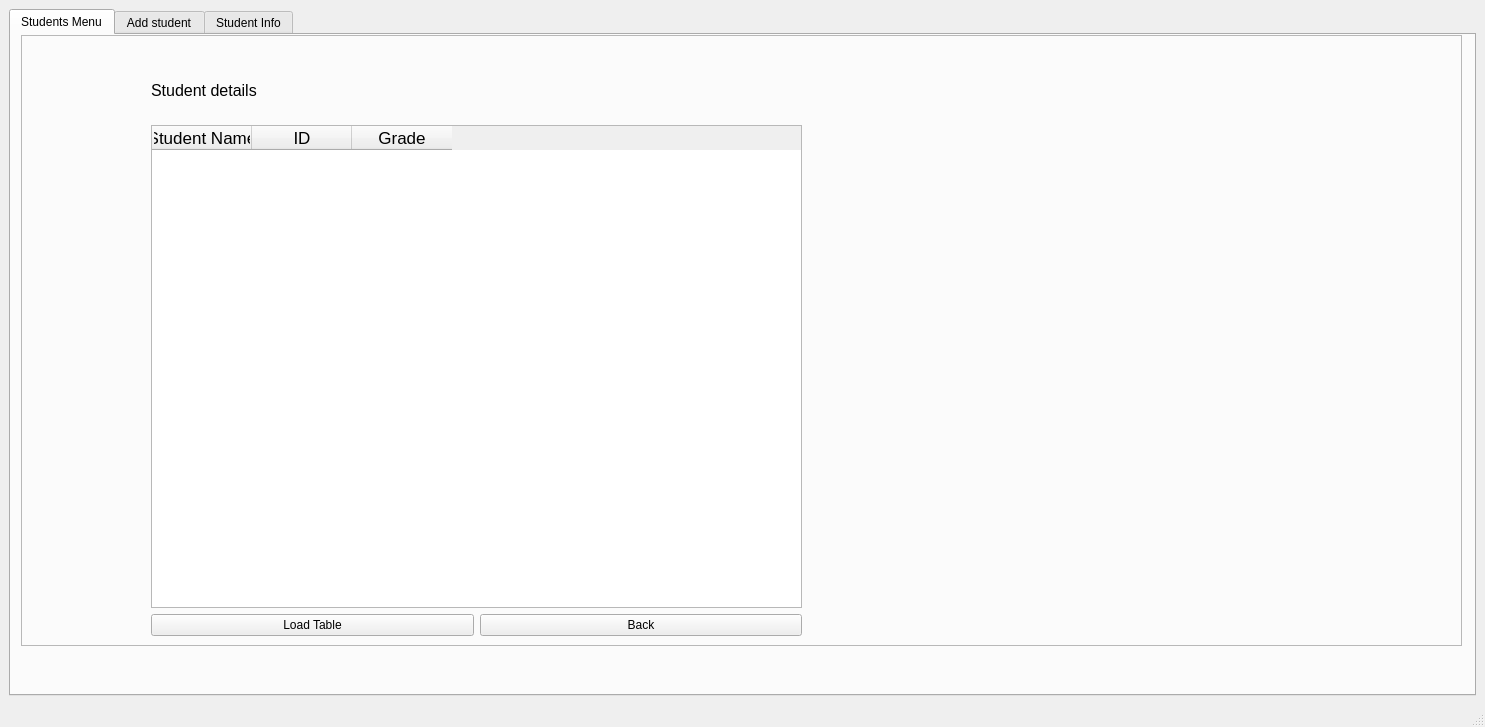
Before: the Qt Designer form Project/studmenu.ui in Youssef-Ashraf71/Learning_Managment_System, drawn with Qt 5.
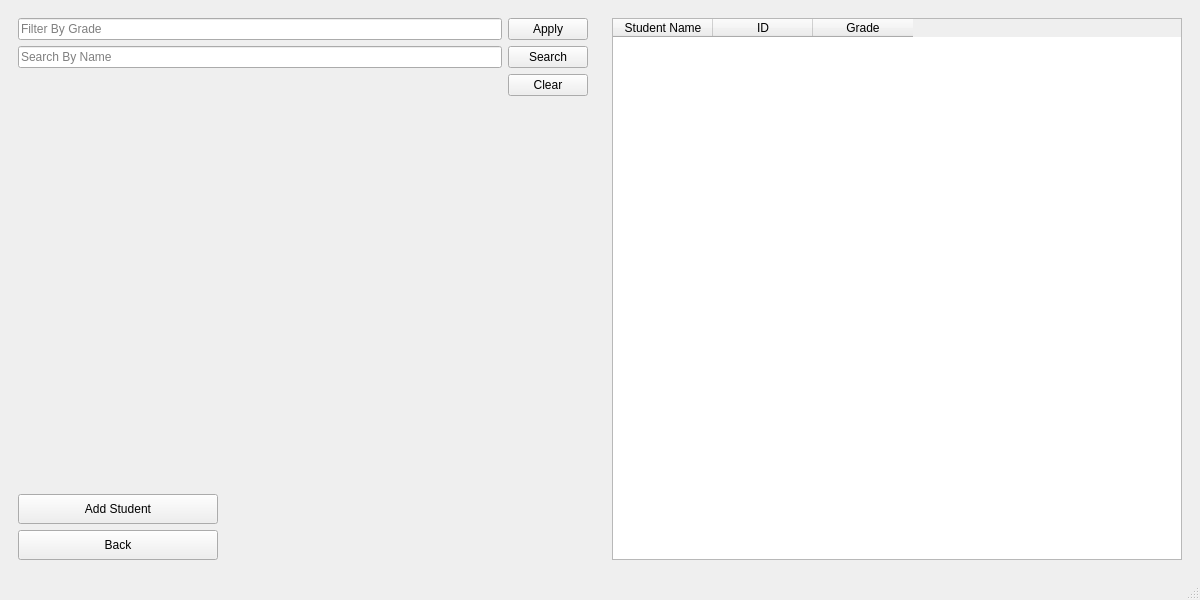
After: the same form once the commit is applied. The open tabs and pages were chosen to show the change.

Diff of the .ui file:
```diff
--- a/Project/studmenu.ui
+++ b/Project/studmenu.ui
@@ -6,8 +6,8 @@
    <rect>
     <x>0</x>
     <y>0</y>
-    <width>1485</width>
-    <height>727</height>
+    <width>1200</width>
+    <height>600</height>
    </rect>
   </property>
   <property name="windowTitle">
@@ -16,67 +16,85 @@
   <widget class="QWidget" name="centralwidget">
    <layout class="QHBoxLayout" name="horizontalLayout">
     <item>
-     <widget class="QTabWidget" name="tabWidget">
-      <property name="currentIndex">
-       <number>1</number>
-      </property>
-      <widget class="QWidget" name="studtab">
-       <attribute name="title">
-        <string>Students Menu</string>
-       </attribute>
-       <widget class="QFrame" name="frame1">
-        <property name="geometry">
-         <rect>
-          <x>10</x>
-          <y>0</y>
-          <width>1441</width>
-          <height>611</height>
-         </rect>
-        </property>
-        <property name="frameShape">
-         <enum>QFrame::StyledPanel</enum>
-        </property>
-        <property name="frameShadow">
-         <enum>QFrame::Raised</enum>
-        </property>
-        <widget class="QLabel" name="detlbl">
-         <property name="geometry">
-          <rect>
-           <x>130</x>
-           <y>40</y>
-           <width>191</width>
-           <height>31</height>
-          </rect>
-         </property>
-         <property name="text">
-          <string>&lt;html&gt;&lt;head/&gt;&lt;body&gt;&lt;p&gt;&lt;span style=&quot; font-size:12pt;&quot;&gt;Student details&lt;/span&gt;&lt;/p&gt;&lt;/body&gt;&lt;/html&gt;</string>
-         </property>
-        </widget>
-        <widget class="QWidget" name="">
-         <property name="geometry">
-          <rect>
-           <x>130</x>
-           <y>90</y>
-           <width>651</width>
-           <height>511</height>
-          </rect>
-         </property>
-         <layout class="QGridLayout" name="gridLayout">
-          <item row="1" column="0">
-           <widget class="QPushButton" name="loadbtn">
-            <property name="text">
-             <string>Load Table</string>
-            </property>
-           </widget>
-          </item>
-          <item row="1" column="1">
+     <layout class="QVBoxLayout" name="verticalLayout_4">
+      <item>
+       <widget class="QWidget" name="widget" native="true">
+        <layout class="QGridLayout" name="gridLayout_2">
+         <item row="5" column="0">
            <widget class="QPushButton" name="backbtn">
+           <property name="maximumSize">
+            <size>
+             <width>200</width>
+             <height>30</height>
+            </size>
+           </property>
             <property name="text">
              <string>Back</string>
             </property>
            </widget>
           </item>
-          <item row="0" column="0" colspan="2">
+         <item row="0" column="0">
+          <widget class="QLineEdit" name="fltrbar">
+           <property name="placeholderText">
+            <string>Filter By Grade</string>
+           </property>
+          </widget>
+         </item>
+         <item row="1" column="0">
+          <widget class="QLineEdit" name="srchbar">
+           <property name="placeholderText">
+            <string>Search By Name</string>
+           </property>
+          </widget>
+         </item>
+         <item row="4" column="0">
+          <widget class="QPushButton" name="addbtn">
+           <property name="maximumSize">
+            <size>
+             <width>200</width>
+             <height>30</height>
+            </size>
+           </property>
+           <property name="text">
+            <string>Add Student</string>
+           </property>
+          </widget>
+         </item>
+         <item row="1" column="1">
+          <widget class="QPushButton" name="srchbtn">
+           <property name="text">
+            <string>Search</string>
+           </property>
+          </widget>
+         </item>
+         <item row="0" column="1">
+          <widget class="QPushButton" name="applyfltr">
+           <property name="text">
+            <string>Apply</string>
+           </property>
+          </widget>
+         </item>
+         <item row="3" column="0">
+          <widget class="QWidget" name="widget_2" native="true"/>
+         </item>
+         <item row="2" column="1">
+          <widget class="QPushButton" name="clearbrn">
+           <property name="text">
+            <string>Clear</string>
+           </property>
+          </widget>
+         </item>
+        </layout>
+       </widget>
+      </item>
+     </layout>
+    </item>
+    <item>
+     <layout class="QHBoxLayout" name="horizontalLayout_3">
+      <item>
+       <widget class="QWidget" name="widget_3" native="true">
+        <layout class="QGridLayout" name="gridLayout">
+         <item row="0" column="0">
            <widget class="QTableWidget" name="tablestud">
             <column>
              <property name="text">
@@ -84,7 +102,7 @@
              </property>
              <property name="font">
               <font>
-               <pointsize>13</pointsize>
+              <pointsize>9</pointsize>
               </font>
              </property>
             </column>
@@ -94,7 +112,7 @@
              </property>
              <property name="font">
               <font>
-               <pointsize>13</pointsize>
+              <pointsize>9</pointsize>
               </font>
              </property>
             </column>
@@ -104,7 +122,7 @@
              </property>
              <property name="font">
               <font>
-               <pointsize>13</pointsize>
+              <pointsize>9</pointsize>
               </font>
              </property>
             </column>
@@ -112,35 +130,8 @@
           </item>
          </layout>
         </widget>
-       </widget>
-      </widget>
-      <widget class="QWidget" name="addstudtab">
-       <attribute name="title">
-        <string>Add student</string>
-       </attribute>
-       <widget class="QFrame" name="frame">
-        <property name="geometry">
-         <rect>
-          <x>9</x>
-          <y>9</y>
-          <width>1441</width>
-          <height>601</height>
-         </rect>
-        </property>
-        <property name="frameShape">
-         <enum>QFrame::StyledPanel</enum>
-        </property>
-        <property name="frameShadow">
-         <enum>QFrame::Raised</enum>
-        </property>
-       </widget>
-      </widget>
-      <widget class="QWidget" name="studinfotab">
-       <attribute name="title">
-        <string>Student Info</string>
-       </attribute>
-      </widget>
-     </widget>
+      </item>
+     </layout>
     </item>
    </layout>
   </widget>
```
Left out of the diff: 2 changed lines with no effect on the pictures. Lines whose indentation alone changed are shown as unchanged.
